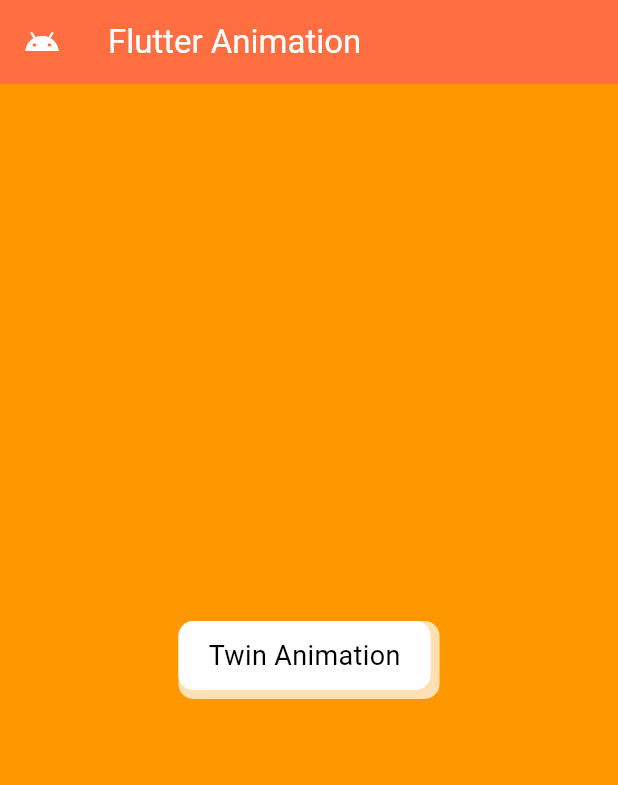
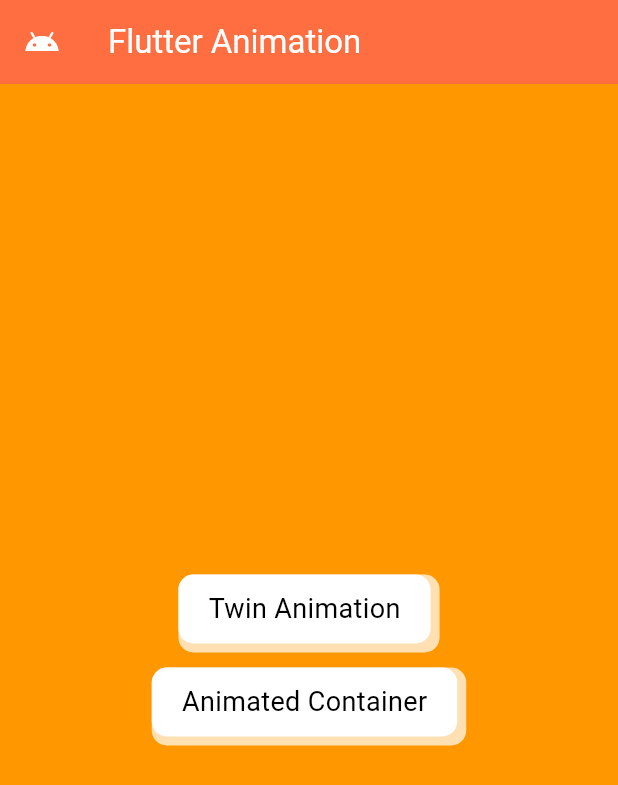
Before and after one commit to emondd4/flutter_animation, a Flutter app: the screen it shows after launch, on a phone screen of 412 x 824 dp. Shown: the top 785 px of the screen. Run offline on Flutter 3.47's test engine with Material 2 defaults, Android fonts, the phone set to English and light mode, and no system bars.

Commit message:
animated container done

```diff
--- a/lib/HomeScreen.dart
+++ b/lib/HomeScreen.dart
@@ -2,6 +2,8 @@ import 'dart:async';
 
 import 'package:flutter/material.dart';
 import 'package:flutter_animation/TwinAnimationScreen.dart';
+
+import 'AnimatedContainerScreen.dart';
 
 class HomePage extends StatefulWidget {
   const HomePage({Key? key}) : super(key: key);
@@ -37,7 +39,9 @@ class _HomePageState extends State<HomePage> {
           mainAxisAlignment: MainAxisAlignment.center,
           crossAxisAlignment: CrossAxisAlignment.center,
           children: [
-            customButton("Twin Animation", const TwinAnimationPage())
+            customButton("Twin Animation", const TwinAnimationPage()),
+            const SizedBox(height: 10.0,),
+            customButton("Animated Container", const AnimatedContainerPage()),
           ],
         ),
       ),
@@ -69,10 +73,10 @@ class _HomePageState extends State<HomePage> {
               color: Colors.white,
               borderRadius: BorderRadius.circular(10.0),
             ),
-            child: const Padding(
-              padding: EdgeInsets.symmetric(vertical: 10,horizontal: 20),
-              child: Text("Twin Animation",
-                  style: TextStyle(color: Colors.black, fontSize: 18.0)),
+            child: Padding(
+              padding: const EdgeInsets.symmetric(vertical: 10,horizontal: 20),
+              child: Text(title,
+                  style: const TextStyle(color: Colors.black, fontSize: 18.0)),
             )),
       ),
     );
--- a/lib/TwinAnimationScreen.dart
+++ b/lib/TwinAnimationScreen.dart
@@ -43,7 +43,7 @@ class _TwinAnimationPageState extends State<TwinAnimationPage> with SingleTicker
           color: Colors.white,
         ),
         title: const Text(
-          "Flutter Animation",
+          "Tween Animation",
           style: TextStyle(color: Colors.white),
         ),
         backgroundColor: Colors.deepOrangeAccent,
```
Also changed, not shown: lib/AnimatedContainerScreen.dart (added, +70 -0 lines).
